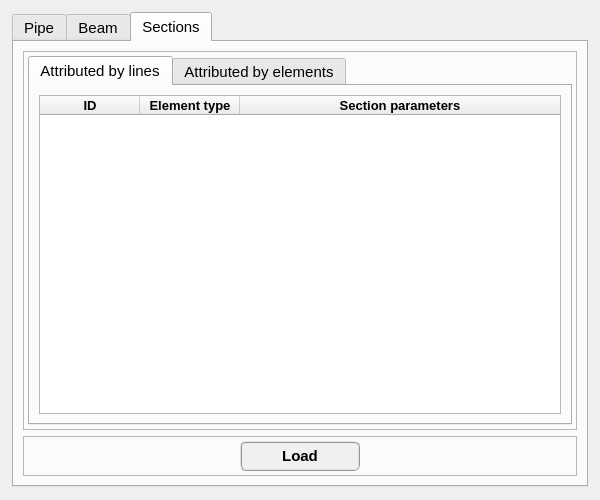
This is pulse/interface/ui_files/model/setup/general/cross_section_widget.ui in open-pulse/OpenPulse as Qt 5 draws it before an edit. The edited form follows.
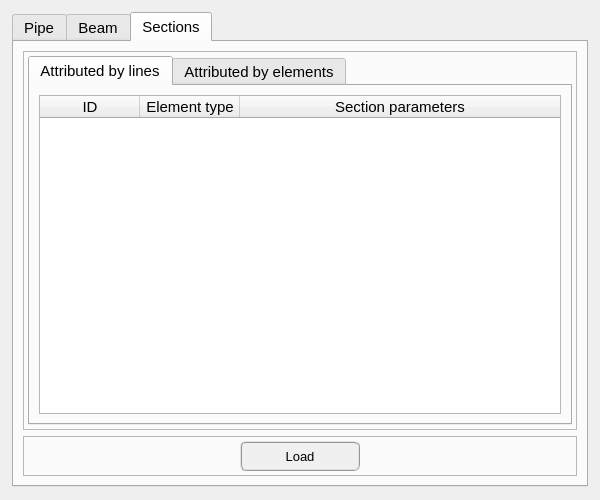
This is the edited form. The open tabs and pages were chosen to show the change. Icons and pictures are not drawn.

Commit message: Set cross-section refactoring

The edit to the form file:
```diff
--- a/pulse/interface/ui_files/model/setup/general/cross_section_widget.ui
+++ b/pulse/interface/ui_files/model/setup/general/cross_section_widget.ui
@@ -7218,13 +7218,6 @@
                   <height>350</height>
                  </size>
                 </property>
-                <property name="font">
-                 <font>
-                  <family>MS Shell Dlg 2</family>
-                  <pointsize>9</pointsize>
-                  <italic>false</italic>
-                 </font>
-                </property>
                 <property name="indentation">
                  <number>1</number>
                 </property>
@@ -7244,15 +7237,6 @@
                  <property name="text">
                   <string>ID</string>
                  </property>
-                 <property name="font">
-                  <font>
-                   <family>MS Shell Dlg 2</family>
-                   <pointsize>10</pointsize>
-                   <weight>75</weight>
-                   <italic>false</italic>
-                   <bold>true</bold>
-                  </font>
-                 </property>
                  <property name="textAlignment">
                   <set>AlignCenter</set>
                  </property>
@@ -7261,15 +7245,6 @@
                  <property name="text">
                   <string>Element type</string>
                  </property>
-                 <property name="font">
-                  <font>
-                   <family>MS Shell Dlg 2</family>
-                   <pointsize>10</pointsize>
-                   <weight>75</weight>
-                   <italic>false</italic>
-                   <bold>true</bold>
-                  </font>
-                 </property>
                  <property name="textAlignment">
                   <set>AlignCenter</set>
                  </property>
@@ -7278,15 +7253,6 @@
                  <property name="text">
                   <string>Section parameters</string>
                  </property>
-                 <property name="font">
-                  <font>
-                   <family>MS Shell Dlg 2</family>
-                   <pointsize>10</pointsize>
-                   <weight>75</weight>
-                   <italic>false</italic>
-                   <bold>true</bold>
-                  </font>
-                 </property>
                  <property name="textAlignment">
                   <set>AlignCenter</set>
                  </property>
@@ -7437,16 +7403,16 @@
             <property name="font">
              <font>
               <family>MS Shell Dlg 2</family>
-              <pointsize>11</pointsize>
-              <weight>75</weight>
+              <pointsize>10</pointsize>
+              <weight>50</weight>
               <italic>false</italic>
-              <bold>true</bold>
+              <bold>false</bold>
              </font>
             </property>
             <property name="styleSheet">
-             <string notr="true">QPushButton{border-radius: 6px; border-color: rgb(150, 150, 150); border-style: ridge; border-width: 2px; color: rgb(0, 0, 0); background-color: rgb(240, 240, 240); font: 75 bold 11pt &quot;MS Shell Dlg 2&quot;}
-QPushButton:hover{border-radius: 6px; border-color: rgb(0, 170, 255); border-style: ridge; border-width: 2px; color: rgb(0, 0, 0); background-color: rgba(174, 213, 255, 100); font: 75 bold 11pt &quot;MS Shell Dlg 2&quot;}
-QPushButton:pressed{border-radius: 6px; border-color: rgb(0, 170, 255); border-style: ridge; border-width: 3px; color: rgb(0, 0, 0); background-color: rgb(174, 213, 255); font: 75 bold 11pt &quot;MS Shell Dlg 2&quot;}</string>
+             <string notr="true">QPushButton{border-radius: 6px; border-color: rgb(150, 150, 150); border-style: ridge; border-width: 2px; color: rgb(0, 0, 0); background-color: rgb(240, 240, 240)}
+QPushButton:hover{border-radius: 6px; border-color: rgb(0, 170, 255); border-style: ridge; border-width: 2px; color: rgb(0, 0, 0); background-color: rgba(174, 213, 255, 100)}
+QPushButton:pressed{border-radius: 6px; border-color: rgb(0, 170, 255); border-style: ridge; border-width: 2px; color: rgb(0, 0, 0); background-color: rgb(174, 213, 255)}</string>
             </property>
             <property name="text">
              <string>Load</string>
```
Left out of the diff: 107 changed lines with no effect on the pictures. The commit also changes 13 other files.
